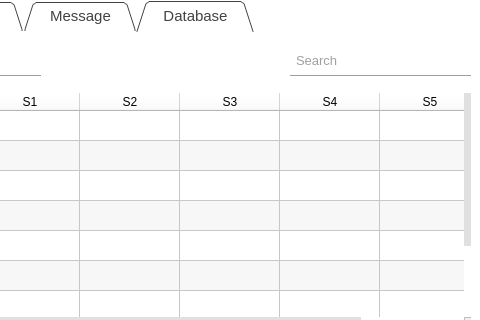
Before: the Qt Designer form src/main.ui in xiang1030/kontrol, drawn with Qt 5; both pictures show x 431 to 911 and y 0 to 320 of the 911 by 547 pixel window.
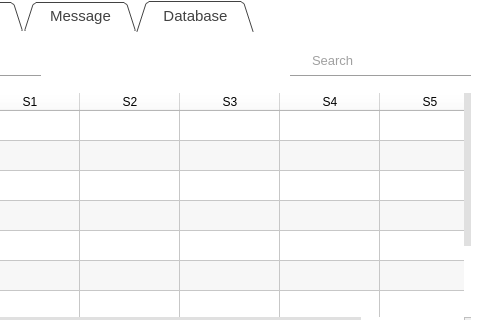
After: the same form once the commit is applied. The open tabs and pages were chosen to show the change. Icons and pictures are not drawn.

Commit message: Tweak search icon

```diff
--- a/src/main.ui
+++ b/src/main.ui
@@ -2124,12 +2124,12 @@
 	border: 0px;
     	border-bottom: 1px solid #9E9E9E;
 	color: #424242;
-	padding: 0 24px 0 4px;
+	padding: 0 4px 0 20px;
 	selection-background-color: #42A5F5;
 	selection-color: #ffffff;
 	background-image: url(:/icons/ui/search.png);
 	background-repeat: no-repeat;
-	background-position: right;
+	background-position: left;
 }
 
 QLineEdit:hover {
```
Left out of the diff: 3 changed lines with no effect on the pictures. The commit also changes 2 other files.
